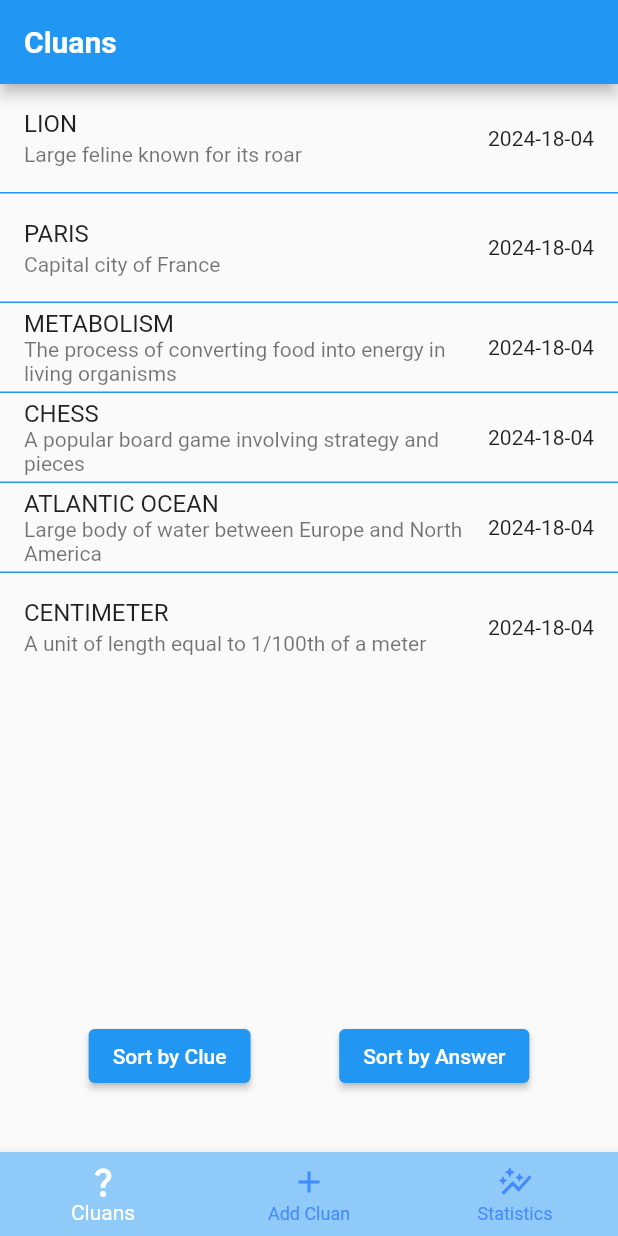
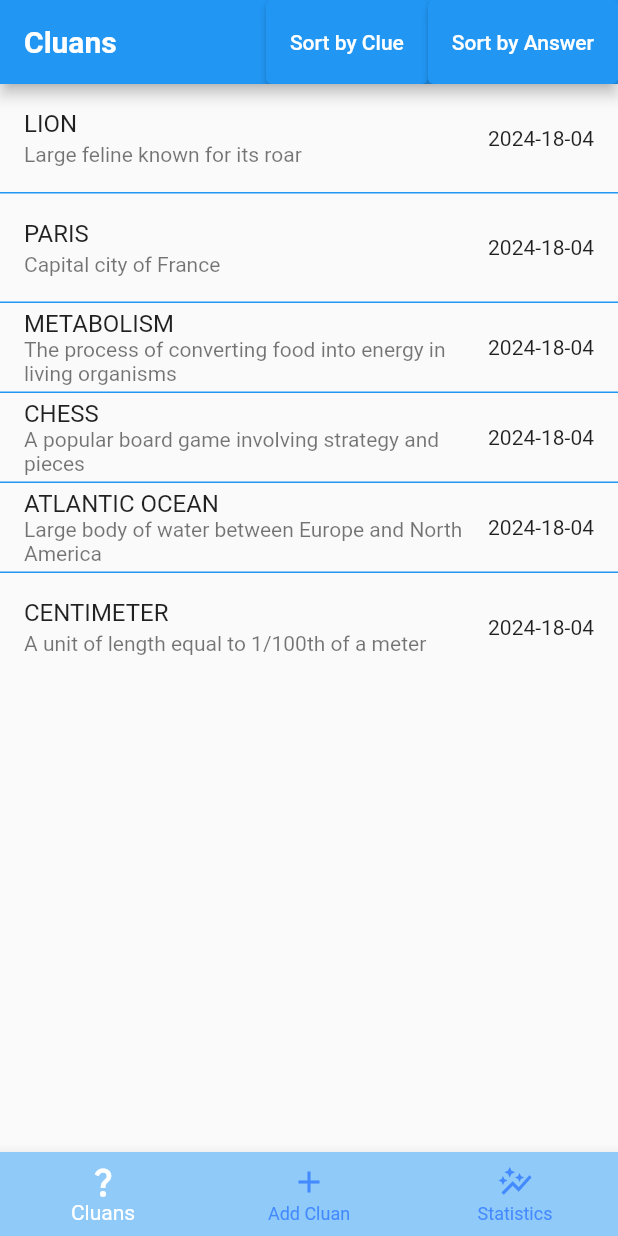
Before and after one commit to aldensprackling/Lab9, a Flutter app: the screen it shows after launch, on a phone screen of 412 x 824 dp. Run offline on Flutter 3.47's test engine with Material 3 defaults, Android fonts, the phone set to English and light mode, and no system bars.

Commit message:
switch the sorting buttons in cluans_widget to the actions in the appbar

```diff
--- a/lib/cluans_widget.dart
+++ b/lib/cluans_widget.dart
@@ -5,7 +5,6 @@ import 'package:flutter/material.dart';
 
 /// A widget that displays a list of Cluans and provides sorting options.
 class CluansWidget extends StatelessWidget {
-
   /// Constructs a new [CluansWidget] instance.
   ///
   /// The [model] parameter specifies the CluansModel containing the list of Cluans.
@@ -16,18 +15,28 @@ class CluansWidget extends StatelessWidget {
     // Formatter for displaying dates
     final DateFormat dateFormatter = DateFormat('yyyy-dd-MM');
 
+    return Consumer<CluansModel>(builder: (context, model, child) {
       return Scaffold(
         appBar: AppBar(
-        title: const Text(
-          'Cluans',
-          style: TextStyle(
-            fontWeight: FontWeight.bold, color: Colors.white
-          )
+          actions: [
+            ElevatedButton(
+              onPressed: () {
+                model.sortByClue();
+              },
+              child: const Text('Sort by Clue'),
             ),
+            ElevatedButton(
+              onPressed: () {
+                model.sortByAnswer();
+              },
+              child: const Text('Sort by Answer'),
             ),
-      body: Consumer<CluansModel>(
-        builder: (context, model, child) {
-          return Column(
+          ],
+          title: const Text('Cluans',
+              style:
+                  TextStyle(fontWeight: FontWeight.bold, color: Colors.white)),
+        ),
+        body: Column(
           children: [
             Expanded(
               child: ListView.separated(
@@ -35,7 +44,8 @@ class CluansWidget extends StatelessWidget {
                   itemBuilder: (context, index) {
                     String answer = model.cluans[index].answer;
                     String clue = model.cluans[index].clue;
-                    String date = dateFormatter.format(model.cluans[index].date);
+                    String date =
+                        dateFormatter.format(model.cluans[index].date);
 
                     return ListTile(
                       title: Text(answer),
@@ -44,29 +54,12 @@ class CluansWidget extends StatelessWidget {
                     );
                   },
                   separatorBuilder: (context, index) => const Divider(
-                    color: Colors.blue,
-                    thickness: 1.0, height: 1.0
-                  )
-                ),
-              ),
-              Row(
-                mainAxisAlignment: MainAxisAlignment.spaceEvenly,
-                children: [
-                  ElevatedButton(
-                    onPressed: () { model.sortByClue(); },
-                    child: const Text('Sort by Clue'),
-                  ),
-                  ElevatedButton(
-                    onPressed: () { model.sortByAnswer(); },
-                    child: const Text('Sort by Answer'),
-                  ),
-                ],
+                      color: Colors.blue, thickness: 1.0, height: 1.0)),
             ),
             const SizedBox(height: 40),
           ],
+        ),
       );
-        },
-      )
-    );
+    });
   }
 }
```
Lines whose indentation alone changed are shown as unchanged.
